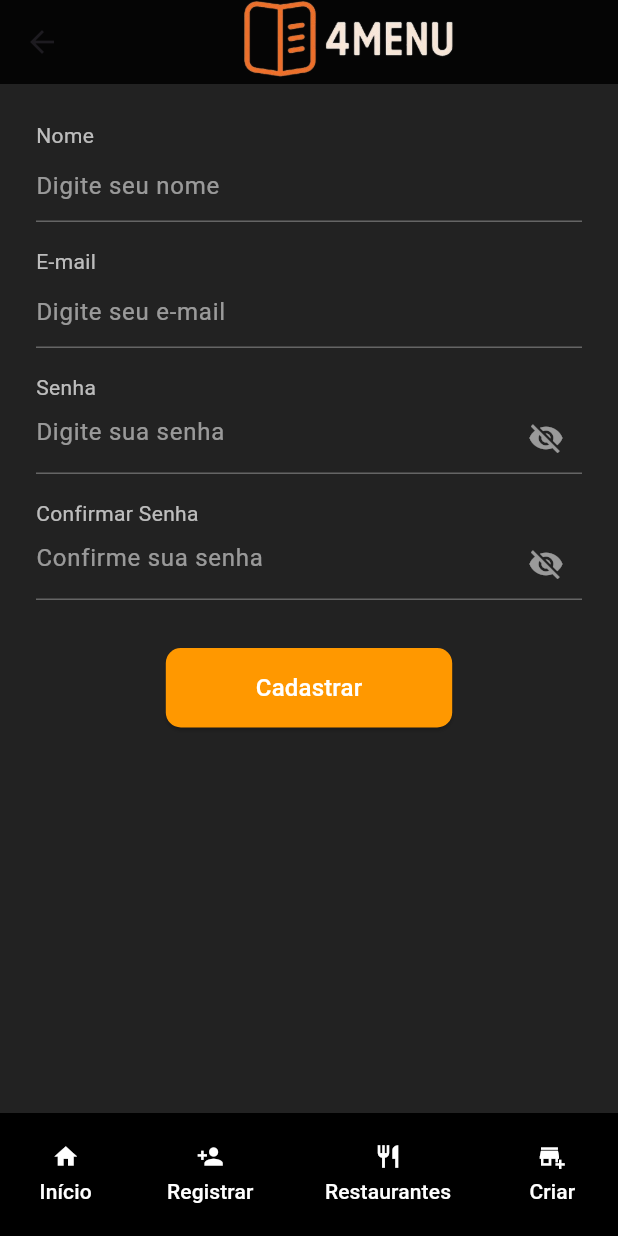
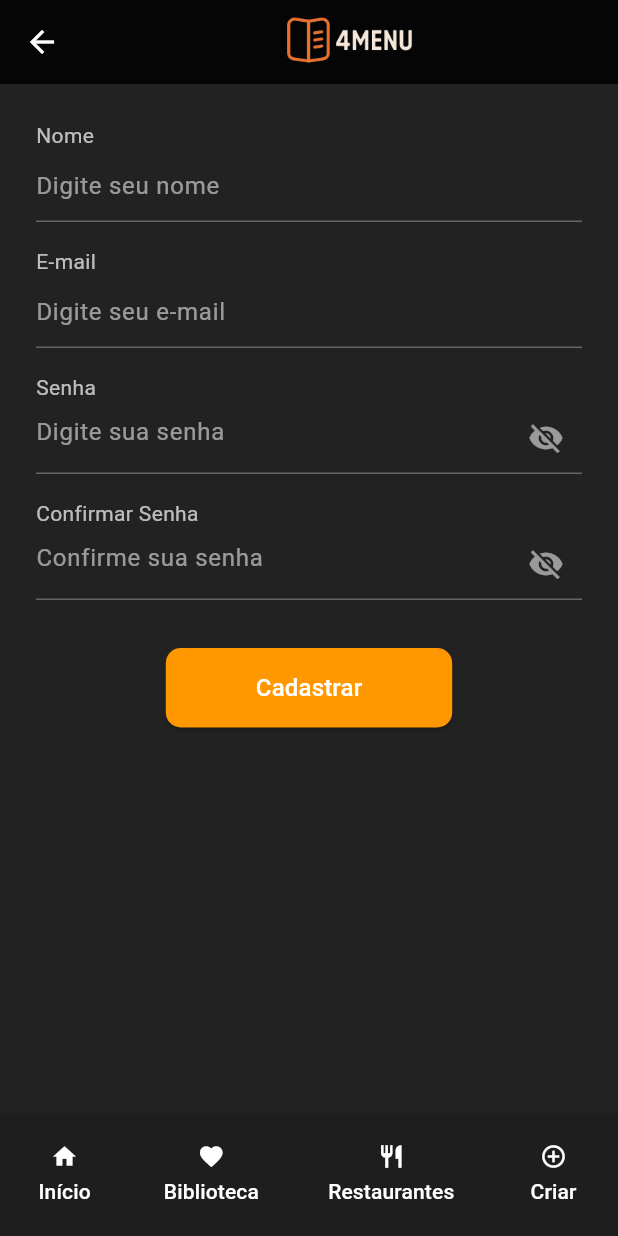
Before and after one commit to MauricioReisdoefer/4menu, a Flutter app: the Resgister screen opened directly, on a phone screen of 412 x 824 dp. Run offline on Flutter 3.47's test engine with Material 3 defaults, Android fonts, the phone set to English and light mode, and no system bars; our stand-ins replace flutter_colorpicker.

```diff
--- a/lib/components/footer.dart
+++ b/lib/components/footer.dart
@@ -1,15 +1,18 @@
 import 'package:flutter/material.dart';
+import 'package:newproject/screens/biblioteca.dart';
 import 'package:newproject/screens/criar_restaurante.dart';
 import 'package:newproject/screens/inicio.dart';
 import 'package:newproject/screens/restaurantes.dart';
 
 class RodapeRestaurante extends StatelessWidget {
-  const RodapeRestaurante({super.key});
+  final String abaAtual; // recebe o nome da tela atual
+
+  const RodapeRestaurante({super.key, required this.abaAtual});
 
   @override
   Widget build(BuildContext context) {
     return Container(
-      color: Colors.black,
+      color: const Color.fromARGB(255, 31, 30, 30),
       padding: const EdgeInsets.symmetric(vertical: 12),
       child: Row(
         mainAxisAlignment: MainAxisAlignment.spaceAround,
@@ -17,17 +20,25 @@ class RodapeRestaurante extends StatelessWidget {
           // Início
           TextButton(
             onPressed: () {
-              Navigator.push(
+              Navigator.pushReplacement(
                 context,
                 MaterialPageRoute(builder: (context) => Home()),
               );
             },
             child: Column(
               mainAxisSize: MainAxisSize.min,
-              children: const [
-                Icon(Icons.home, color: Colors.white),
-                SizedBox(height: 4),
-                Text("Início", style: TextStyle(color: Colors.white)),
+              children: [
+                Icon(
+                  Icons.home,
+                  color: abaAtual == "home" ? Colors.orange : Colors.white,
+                ),
+                const SizedBox(height: 4),
+                Text(
+                  "Início",
+                  style: TextStyle(
+                    color: abaAtual == "home" ? Colors.orange : Colors.white,
+                  ),
+                ),
               ],
             ),
           ),
@@ -35,17 +46,29 @@ class RodapeRestaurante extends StatelessWidget {
           // Registrar
           TextButton(
             onPressed: () {
-              Navigator.push(
+              Navigator.pushReplacement(
                 context,
-                MaterialPageRoute(builder: (context) => CriacaoRestauranteScreen()),
+                MaterialPageRoute(builder: (context) => Biblioteca()),
               );
             },
             child: Column(
               mainAxisSize: MainAxisSize.min,
-              children: const [
-                Icon(Icons.person_add, color: Colors.white),
-                SizedBox(height: 4),
-                Text("Registrar", style: TextStyle(color: Colors.white)),
+              children: [
+                Icon(
+                  Icons.favorite,
+                  color: abaAtual == "biblioteca"
+                      ? Colors.orange
+                      : Colors.white,
+                ),
+                const SizedBox(height: 4),
+                Text(
+                  "Biblioteca",
+                  style: TextStyle(
+                    color: abaAtual == "biblioteca"
+                        ? Colors.orange
+                        : Colors.white,
+                  ),
+                ),
               ],
             ),
           ),
@@ -53,17 +76,29 @@ class RodapeRestaurante extends StatelessWidget {
           // Restaurantes
           TextButton(
             onPressed: () {
-              Navigator.push(
+              Navigator.pushReplacement(
                 context,
                 MaterialPageRoute(builder: (context) => Restaurantes()),
               );
             },
             child: Column(
               mainAxisSize: MainAxisSize.min,
-              children: const [
-                Icon(Icons.restaurant, color: Colors.white),
-                SizedBox(height: 4),
-                Text("Restaurantes", style: TextStyle(color: Colors.white)),
+              children: [
+                Icon(
+                  Icons.restaurant,
+                  color: abaAtual == "restaurantes"
+                      ? Colors.orange
+                      : Colors.white,
+                ),
+                const SizedBox(height: 4),
+                Text(
+                  "Restaurantes",
+                  style: TextStyle(
+                    color: abaAtual == "restaurantes"
+                        ? Colors.orange
+                        : Colors.white,
+                  ),
+                ),
               ],
             ),
           ),
@@ -71,17 +106,27 @@ class RodapeRestaurante extends StatelessWidget {
           // Criar
           TextButton(
             onPressed: () {
-              Navigator.push(
+              Navigator.pushReplacement(
                 context,
-                MaterialPageRoute(builder: (context) => CriacaoRestauranteScreen()),
+                MaterialPageRoute(
+                  builder: (context) => CriacaoRestauranteScreen(),
+                ),
               );
             },
             child: Column(
               mainAxisSize: MainAxisSize.min,
-              children: const [
-                Icon(Icons.add_business, color: Colors.white),
-                SizedBox(height: 4),
-                Text("Criar", style: TextStyle(color: Colors.white)),
+              children: [
+                Icon(
+                  Icons.add_circle_outline,
+                  color: abaAtual == "criar" ? Colors.orange : Colors.white,
+                ),
+                const SizedBox(height: 4),
+                Text(
+                  "Criar",
+                  style: TextStyle(
+                    color: abaAtual == "criar" ? Colors.orange : Colors.white,
+                  ),
+                ),
               ],
             ),
           ),
--- /dev/null
+++ b/lib/screens/biblioteca.dart
@@ -0,0 +1,13 @@
+import 'package:flutter/material.dart';
+
+class Biblioteca extends StatefulWidget {
+  @override
+  State<Biblioteca> createState() => _BibliotecaState();
+}
+
+class _BibliotecaState extends State<Biblioteca> {
+  @override
+  Widget build(BuildContext context) {
+    return Scaffold();
+  }
+}
--- a/lib/screens/criar_restaurante.dart
+++ b/lib/screens/criar_restaurante.dart
@@ -7,7 +7,8 @@ import 'package:newproject/screens/restaurantes.dart';
 
 class CriacaoRestauranteScreen extends StatefulWidget {
   @override
-  State<CriacaoRestauranteScreen> createState() => _CriacaoRestauranteScreenState();
+  State<CriacaoRestauranteScreen> createState() =>
+      _CriacaoRestauranteScreenState();
 }
 
 class _CriacaoRestauranteScreenState extends State<CriacaoRestauranteScreen> {
@@ -31,7 +32,9 @@ class _CriacaoRestauranteScreenState extends State<CriacaoRestauranteScreen> {
       context: context,
       builder: (context) {
         return AlertDialog(
-          title: Text(isPrimaria ? "Escolha a Cor Primária" : "Escolha a Cor Secundária"),
+          title: Text(
+            isPrimaria ? "Escolha a Cor Primária" : "Escolha a Cor Secundária",
+          ),
           content: SingleChildScrollView(
             child: ColorPicker(
               pickerColor: isPrimaria ? corPrimaria : corSecundaria,
@@ -68,19 +71,27 @@ class _CriacaoRestauranteScreenState extends State<CriacaoRestauranteScreen> {
         child: Column(
           crossAxisAlignment: CrossAxisAlignment.start,
           children: [
-            const Text("Título do Restaurante", style: TextStyle(color: Colors.white, fontSize: 18)),
+            const Text(
+              "Título do Restaurante",
+              style: TextStyle(color: Colors.white, fontSize: 18),
+            ),
             const SizedBox(height: 8),
             TextField(
               decoration: InputDecoration(
                 filled: true,
                 fillColor: Colors.white,
                 hintText: "Nome genérico...",
-                border: OutlineInputBorder(borderRadius: BorderRadius.circular(8)),
+                border: OutlineInputBorder(
+                  borderRadius: BorderRadius.circular(8),
+                ),
               ),
             ),
             const SizedBox(height: 20),
 
-            const Text("Escolha o Layout", style: TextStyle(color: Colors.white, fontSize: 18)),
+            const Text(
+              "Escolha o Layout",
+              style: TextStyle(color: Colors.white, fontSize: 18),
+            ),
             const SizedBox(height: 10),
             Row(
               mainAxisAlignment: MainAxisAlignment.spaceEvenly,
@@ -99,7 +110,10 @@ class _CriacaoRestauranteScreenState extends State<CriacaoRestauranteScreen> {
             ),
 
             const SizedBox(height: 20),
-            const Text("Definindo o Cardápio", style: TextStyle(color: Colors.white, fontSize: 18)),
+            const Text(
+              "Definindo o Cardápio",
+              style: TextStyle(color: Colors.white, fontSize: 18),
+            ),
             const SizedBox(height: 10),
             ElevatedButton(
               onPressed: () {},
@@ -108,7 +122,10 @@ class _CriacaoRestauranteScreenState extends State<CriacaoRestauranteScreen> {
             ),
             const SizedBox(height: 20),
 
-            const Text("Definindo as Cores", style: TextStyle(color: Colors.white, fontSize: 18)),
+            const Text(
+              "Definindo as Cores",
+              style: TextStyle(color: Colors.white, fontSize: 18),
+            ),
             const SizedBox(height: 10),
 
             // Cor Primária
@@ -117,7 +134,9 @@ class _CriacaoRestauranteScreenState extends State<CriacaoRestauranteScreen> {
                 Expanded(
                   child: ElevatedButton(
                     onPressed: () => _abrirColorPicker(true),
-                    style: ElevatedButton.styleFrom(backgroundColor: corPrimaria),
+                    style: ElevatedButton.styleFrom(
+                      backgroundColor: corPrimaria,
+                    ),
                     child: const Text("Cor Primária"),
                   ),
                 ),
@@ -131,7 +150,9 @@ class _CriacaoRestauranteScreenState extends State<CriacaoRestauranteScreen> {
                 Expanded(
                   child: ElevatedButton(
                     onPressed: () => _abrirColorPicker(false),
-                    style: ElevatedButton.styleFrom(backgroundColor: corSecundaria),
+                    style: ElevatedButton.styleFrom(
+                      backgroundColor: corSecundaria,
+                    ),
                     child: const Text("Cor Secundária"),
                   ),
                 ),
@@ -144,16 +165,18 @@ class _CriacaoRestauranteScreenState extends State<CriacaoRestauranteScreen> {
                 onPressed: () {},
                 style: ElevatedButton.styleFrom(
                   backgroundColor: corPrimaria,
-                  padding: const EdgeInsets.symmetric(horizontal: 50, vertical: 15),
+                  padding: const EdgeInsets.symmetric(
+                    horizontal: 50,
+                    vertical: 15,
+                  ),
                 ),
                 child: const Text("Finalizar", style: TextStyle(fontSize: 18)),
               ),
-            )
+            ),
           ],
         ),
       ),
-      bottomNavigationBar: RodapeRestaurante()
-
+      bottomNavigationBar: RodapeRestaurante(abaAtual: 'criar'),
     );
   }
 }
--- a/lib/screens/inicio.dart
+++ b/lib/screens/inicio.dart
@@ -28,7 +28,12 @@ class _HomeState extends State<Home> {
           ),
           const SizedBox(width: 8),
           TextButton(
-            onPressed: () {},
+            onPressed: () {
+              Navigator.push(
+                context,
+                MaterialPageRoute(builder: (context) => Resgister()),
+              );
+            },
             child: Text("Register"),
             style: TextButton.styleFrom(
               foregroundColor: Colors.white,
@@ -60,7 +65,10 @@ class _HomeState extends State<Home> {
                         child: Text(
                           "Bem-vindo ao 4Menu! Aqui você tem acesso a vários restaurantes e cardápios. Cadastre-se e adicione seu restaurante agora mesmo!",
                           textAlign: TextAlign.center,
-                          style: const TextStyle(fontSize: 20, color: Colors.white),
+                          style: const TextStyle(
+                            fontSize: 20,
+                            color: Colors.white,
+                          ),
                         ),
                       ),
                       const SizedBox(height: 20),
@@ -71,7 +79,10 @@ class _HomeState extends State<Home> {
                           backgroundColor: Colors.orange,
                           padding: const EdgeInsets.all(18),
                         ),
-                        child: const Icon(Icons.arrow_downward, color: Colors.white),
+                        child: const Icon(
+                          Icons.arrow_downward,
+                          color: Colors.white,
+                        ),
                       ),
                     ],
                   ),
@@ -109,7 +120,12 @@ class _HomeState extends State<Home> {
                 ),
                 const SizedBox(width: 10),
                 ElevatedButton(
-                  onPressed: () {},
+                  onPressed: () {
+                    Navigator.push(
+                      context,
+                      MaterialPageRoute(builder: (context) => Resgister()),
+                    );
+                  },
                   style: ElevatedButton.styleFrom(
                     backgroundColor: Colors.orange,
                     foregroundColor: Colors.white,
@@ -171,8 +187,7 @@ class _HomeState extends State<Home> {
         ],
       ),
 
-      bottomNavigationBar: RodapeRestaurante()
-
+      bottomNavigationBar: RodapeRestaurante(abaAtual: 'home'),
     );
   }
 }
--- a/lib/screens/resgister.dart
+++ b/lib/screens/resgister.dart
@@ -1,8 +1,5 @@
 import 'package:flutter/material.dart';
 import 'package:newproject/components/footer.dart';
-import 'package:newproject/screens/criar_restaurante.dart';
-import 'package:newproject/screens/inicio.dart';
-import 'package:newproject/screens/restaurantes.dart';
 
 class Resgister extends StatefulWidget {
   const Resgister({super.key});
@@ -12,6 +9,9 @@ class Resgister extends StatefulWidget {
 }
 
 class _ResgisterState extends State<Resgister> {
+  bool _senhaVisivel = false;
+  bool _confirmarSenhaVisivel = false;
+
   @override
   Widget build(BuildContext context) {
     return Scaffold(
@@ -20,29 +20,29 @@ class _ResgisterState extends State<Resgister> {
         backgroundColor: Colors.black87,
         elevation: 0,
         centerTitle: true,
-        title: Row(
-          mainAxisAlignment: MainAxisAlignment.center,
-          children: [
-            Center(
+        leading: IconButton(
+          icon: const Icon(Icons.arrow_back, color: Colors.white),
+          onPressed: () => Navigator.pop(context),
+        ),
+        title: Center(
           child: Image.asset(
             'assets/images/4menu.png',
-                height: 200,
-                width: 200,
+            height: 120,
+            width: 120,
           ),
-            ),
-          ],
         ),
       ),
       body: Padding(
         padding: const EdgeInsets.all(24.0),
+        child: SingleChildScrollView(
           child: Column(
             crossAxisAlignment: CrossAxisAlignment.start,
             children: [
               // Nome
-            Text("Nome", style: TextStyle(color: Colors.white70)),
+              const Text("Nome", style: TextStyle(color: Colors.white70)),
               TextField(
-              style: TextStyle(color: Colors.white),
-              decoration: InputDecoration(
+                style: const TextStyle(color: Colors.white),
+                decoration: const InputDecoration(
                   hintText: "Digite seu nome",
                   hintStyle: TextStyle(color: Colors.white54),
                   enabledBorder: UnderlineInputBorder(
@@ -53,13 +53,13 @@ class _ResgisterState extends State<Resgister> {
                   ),
                 ),
               ),
-            SizedBox(height: 16),
+              const SizedBox(height: 16),
 
               // Email
-            Text("E-mail", style: TextStyle(color: Colors.white70)),
+              const Text("E-mail", style: TextStyle(color: Colors.white70)),
               TextField(
-              style: TextStyle(color: Colors.white),
-              decoration: InputDecoration(
+                style: const TextStyle(color: Colors.white),
+                decoration: const InputDecoration(
                   hintText: "Digite seu e-mail",
                   hintStyle: TextStyle(color: Colors.white54),
                   enabledBorder: UnderlineInputBorder(
@@ -70,45 +70,70 @@ class _ResgisterState extends State<Resgister> {
                   ),
                 ),
               ),
-            SizedBox(height: 16),
+              const SizedBox(height: 16),
 
               // Senha
-            Text("Senha", style: TextStyle(color: Colors.white70)),
+              const Text("Senha", style: TextStyle(color: Colors.white70)),
               TextField(
-              obscureText: true,
-              style: TextStyle(color: Colors.white),
+                obscureText: !_senhaVisivel,
+                style: const TextStyle(color: Colors.white),
                 decoration: InputDecoration(
-                suffixIcon: Icon(Icons.visibility_off, color: Colors.white54),
+                  suffixIcon: IconButton(
+                    icon: Icon(
+                      _senhaVisivel ? Icons.visibility : Icons.visibility_off,
+                      color: Colors.white54,
+                    ),
+                    onPressed: () {
+                      setState(() {
+                        _senhaVisivel = !_senhaVisivel;
+                      });
+                    },
+                  ),
                   hintText: "Digite sua senha",
-                hintStyle: TextStyle(color: Colors.white54),
-                enabledBorder: UnderlineInputBorder(
+                  hintStyle: const TextStyle(color: Colors.white54),
+                  enabledBorder: const UnderlineInputBorder(
                     borderSide: BorderSide(color: Colors.white30),
                   ),
-                focusedBorder: UnderlineInputBorder(
+                  focusedBorder: const UnderlineInputBorder(
                     borderSide: BorderSide(color: Colors.orange),
                   ),
                 ),
               ),
-            SizedBox(height: 16),
+              const SizedBox(height: 16),
 
               // Confirmar Senha
-            Text("Confirmar Senha", style: TextStyle(color: Colors.white70)),
+              const Text(
+                "Confirmar Senha",
+                style: TextStyle(color: Colors.white70),
+              ),
               TextField(
-              obscureText: true,
-              style: TextStyle(color: Colors.white),
+                obscureText: !_confirmarSenhaVisivel,
+                style: const TextStyle(color: Colors.white),
                 decoration: InputDecoration(
-                suffixIcon: Icon(Icons.visibility_off, color: Colors.white54),
+                  suffixIcon: IconButton(
+                    icon: Icon(
+                      _confirmarSenhaVisivel
+                          ? Icons.visibility
+                          : Icons.visibility_off,
+                      color: Colors.white54,
+                    ),
+                    onPressed: () {
+                      setState(() {
+                        _confirmarSenhaVisivel = !_confirmarSenhaVisivel;
+                      });
+                    },
+                  ),
                   hintText: "Confirme sua senha",
-                hintStyle: TextStyle(color: Colors.white54),
-                enabledBorder: UnderlineInputBorder(
+                  hintStyle: const TextStyle(color: Colors.white54),
+                  enabledBorder: const UnderlineInputBorder(
                     borderSide: BorderSide(color: Colors.white30),
                   ),
-                focusedBorder: UnderlineInputBorder(
+                  focusedBorder: const UnderlineInputBorder(
                     borderSide: BorderSide(color: Colors.orange),
                   ),
                 ),
               ),
-            SizedBox(height: 32),
+              const SizedBox(height: 32),
 
               // Botão cadastrar
               Center(
@@ -117,19 +142,25 @@ class _ResgisterState extends State<Resgister> {
                   style: ElevatedButton.styleFrom(
                     backgroundColor: Colors.orange,
                     foregroundColor: Colors.white,
-                  padding: EdgeInsets.symmetric(horizontal: 60, vertical: 15),
+                    padding: const EdgeInsets.symmetric(
+                      horizontal: 60,
+                      vertical: 15,
+                    ),
                     shape: RoundedRectangleBorder(
                       borderRadius: BorderRadius.circular(10),
                     ),
                   ),
-                child: Text("Cadastrar", style: TextStyle(fontSize: 16)),
+                  child: const Text(
+                    "Cadastrar",
+                    style: TextStyle(fontSize: 16),
+                  ),
                 ),
               ),
             ],
           ),
         ),
-      bottomNavigationBar: RodapeRestaurante()
-
+      ),
+      bottomNavigationBar: const RodapeRestaurante(abaAtual: 'registrar'),
     );
   }
 }
--- a/lib/screens/restaurantes.dart
+++ b/lib/screens/restaurantes.dart
@@ -32,7 +32,9 @@ class _RestaurantesState extends State<Restaurantes> {
       context: context,
       builder: (context) {
         return AlertDialog(
-          title: Text(isPrimaria ? "Escolha a Cor Primária" : "Escolha a Cor Secundária"),
+          title: Text(
+            isPrimaria ? "Escolha a Cor Primária" : "Escolha a Cor Secundária",
+          ),
           content: SingleChildScrollView(
             child: ColorPicker(
               pickerColor: isPrimaria ? corPrimaria : corSecundaria,
@@ -69,18 +71,45 @@ class _RestaurantesState extends State<Restaurantes> {
         child: Column(
           crossAxisAlignment: CrossAxisAlignment.start,
           children: [
-            Restaurante(url: 'https://i0.wp.com/corujamusic.com.br/wp-content/uploads/2022/11/queen-made-in-heaven.jpg?ssl=1', nome: 'Meu tico'),
-            Restaurante(url: 'https://i0.wp.com/corujamusic.com.br/wp-content/uploads/2022/11/queen-made-in-heaven.jpg?ssl=1', nome: 'Meu tico'),
-            Restaurante(url: 'https://i0.wp.com/corujamusic.com.br/wp-content/uploads/2022/11/queen-made-in-heaven.jpg?ssl=1', nome: 'Meu tico'),
-            Restaurante(url: 'https://i0.wp.com/corujamusic.com.br/wp-content/uploads/2022/11/queen-made-in-heaven.jpg?ssl=1', nome: 'Meu tico'),
-            Restaurante(url: 'https://i0.wp.com/corujamusic.com.br/wp-content/uploads/2022/11/queen-made-in-heaven.jpg?ssl=1', nome: 'Meu tico'),
-            Restaurante(url: 'https://i0.wp.com/corujamusic.com.br/wp-content/uploads/2022/11/queen-made-in-heaven.jpg?ssl=1', nome: 'Meu tico'),
-            Restaurante(url: 'https://i0.wp.com/corujamusic.com.br/wp-content/uploads/2022/11/queen-made-in-heaven.jpg?ssl=1', nome: 'Meu tico'),
-          ]
+            Restaurante(
+              url:
+                  'https://i0.wp.com/corujamusic.com.br/wp-content/uploads/2022/11/queen-made-in-heaven.jpg?ssl=1',
+              nome: 'Meu tico',
+            ),
+            Restaurante(
+              url:
+                  'https://i0.wp.com/corujamusic.com.br/wp-content/uploads/2022/11/queen-made-in-heaven.jpg?ssl=1',
+              nome: 'Meu tico',
+            ),
+            Restaurante(
+              url:
+                  'https://i0.wp.com/corujamusic.com.br/wp-content/uploads/2022/11/queen-made-in-heaven.jpg?ssl=1',
+              nome: 'Meu tico',
+            ),
+            Restaurante(
+              url:
+                  'https://i0.wp.com/corujamusic.com.br/wp-content/uploads/2022/11/queen-made-in-heaven.jpg?ssl=1',
+              nome: 'Meu tico',
+            ),
+            Restaurante(
+              url:
+                  'https://i0.wp.com/corujamusic.com.br/wp-content/uploads/2022/11/queen-made-in-heaven.jpg?ssl=1',
+              nome: 'Meu tico',
+            ),
+            Restaurante(
+              url:
+                  'https://i0.wp.com/corujamusic.com.br/wp-content/uploads/2022/11/queen-made-in-heaven.jpg?ssl=1',
+              nome: 'Meu tico',
+            ),
+            Restaurante(
+              url:
+                  'https://i0.wp.com/corujamusic.com.br/wp-content/uploads/2022/11/queen-made-in-heaven.jpg?ssl=1',
+              nome: 'Meu tico',
+            ),
+          ],
         ),
       ),
-      bottomNavigationBar: RodapeRestaurante()
-
+      bottomNavigationBar: RodapeRestaurante(abaAtual: 'restaurantes'),
     );
   }
 }
```
Also changed, not shown: pubspec.lock. Lines whose indentation alone changed are shown as unchanged.
